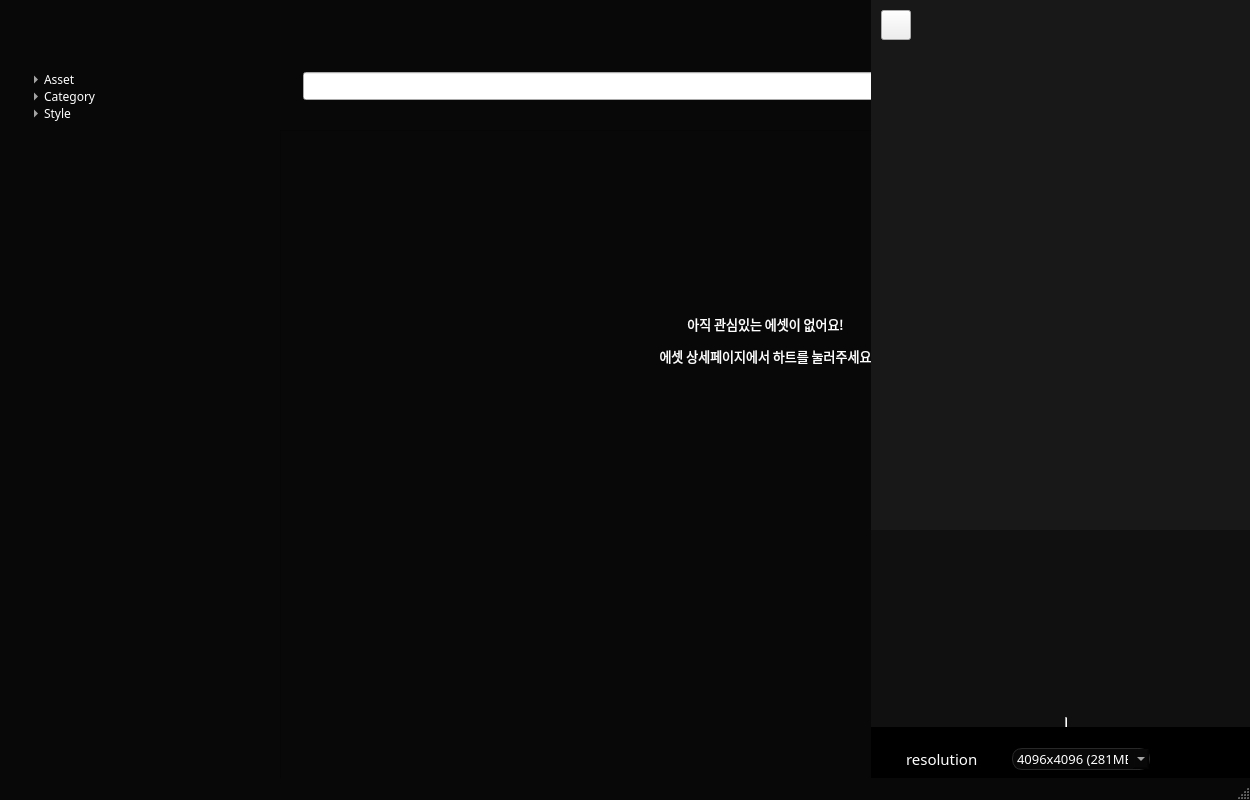
Above: gui/asset_main2.ui from oventd/NA_Spirit before the change. Below: the same form after it.
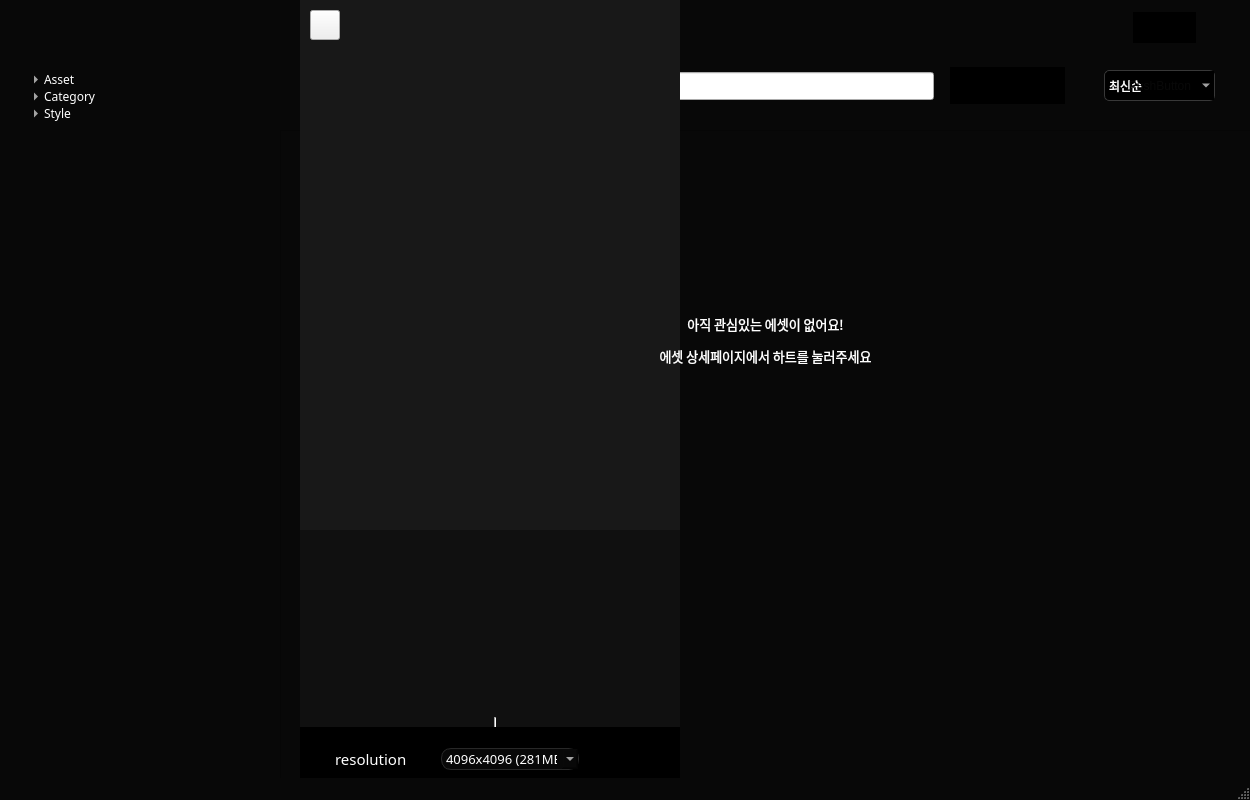
That is the form after the change. Icons and pictures are not drawn.

Commit message: 브랜치 바꾸기 전 커밋임

```diff
--- a/gui/asset_main2.ui
+++ b/gui/asset_main2.ui
@@ -979,7 +979,7 @@
    <widget class="QStackedWidget" name="stackedWidget">
     <property name="geometry">
      <rect>
-      <x>871</x>
+      <x>300</x>
       <y>0</y>
       <width>380</width>
       <height>851</height>
@@ -1702,6 +1702,59 @@
      <string>&lt;html&gt;&lt;head/&gt;&lt;body&gt;&lt;p align=&quot;center&quot;&gt;&lt;span style=&quot; font-size:10pt;&quot;&gt;아직 관심있는 에셋이 없어요!&lt;/span&gt;&lt;/p&gt;&lt;p align=&quot;center&quot;&gt;&lt;span style=&quot; font-size:10pt;&quot;&gt;에셋 상세페이지에서 하트를 눌러주세요&lt;/span&gt;&lt;/p&gt;&lt;/body&gt;&lt;/html&gt;</string>
     </property>
    </widget>
+   <widget class="QPushButton" name="pushButton">
+    <property name="geometry">
+     <rect>
+      <x>1103</x>
+      <y>67</y>
+      <width>114</width>
+      <height>37</height>
+     </rect>
+    </property>
+    <property name="toolTip">
+     <string extracomment="&quot;좋아요한 에셋을 일괄 다운받을 수 있어요!&quot;"/>
+    </property>
+    <property name="statusTip">
+     <string/>
+    </property>
+    <property name="whatsThis">
+     <string/>
+    </property>
+    <property name="styleSheet">
+     <string notr="true">QPushButton {
+    background: transparent;  /* 배경 투명 */
+    border: none;  /* 테두리 제거 */
+}</string>
+    </property>
+    <property name="text">
+     <string>PushButton</string>
+    </property>
+    <property name="icon">
+     <iconset>
+      <normaloff>../../다운로드/Group 14063.png</normaloff>../../다운로드/Group 14063.png</iconset>
+    </property>
+    <property name="iconSize">
+     <size>
+      <width>114</width>
+      <height>37</height>
+     </size>
+    </property>
+    <property name="checkable">
+     <bool>false</bool>
+    </property>
+    <property name="autoRepeat">
+     <bool>false</bool>
+    </property>
+    <property name="autoExclusive">
+     <bool>false</bool>
+    </property>
+    <property name="autoDefault">
+     <bool>false</bool>
+    </property>
+    <property name="flat">
+     <bool>false</bool>
+    </property>
+   </widget>
    <zorder>label</zorder>
    <zorder>tableWidget</zorder>
    <zorder>user_num</zorder>
@@ -1712,6 +1765,7 @@
    <zorder>search</zorder>
    <zorder>stackedWidget</zorder>
    <zorder>like_empty_notice</zorder>
+   <zorder>pushButton</zorder>
   </widget>
   <widget class="QMenuBar" name="menubar">
    <property name="geometry">
```
